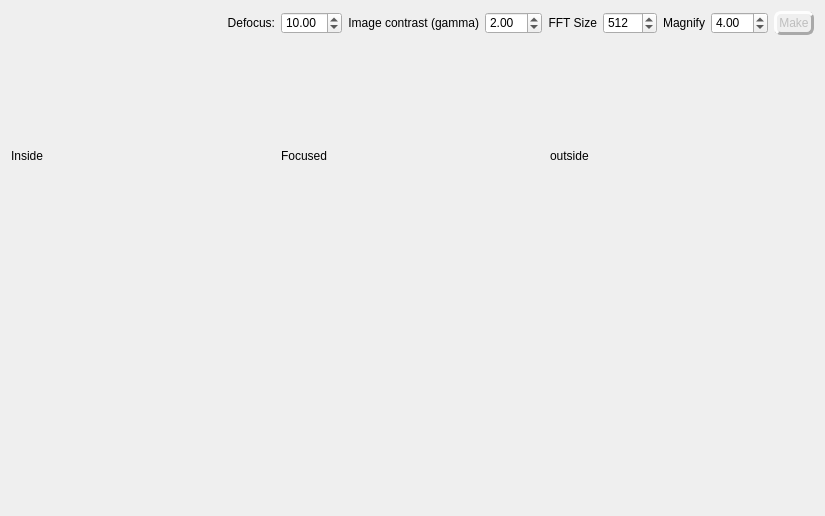
Qt form simulationsview.ui (githubdoe/DFTFringe) before a commit.
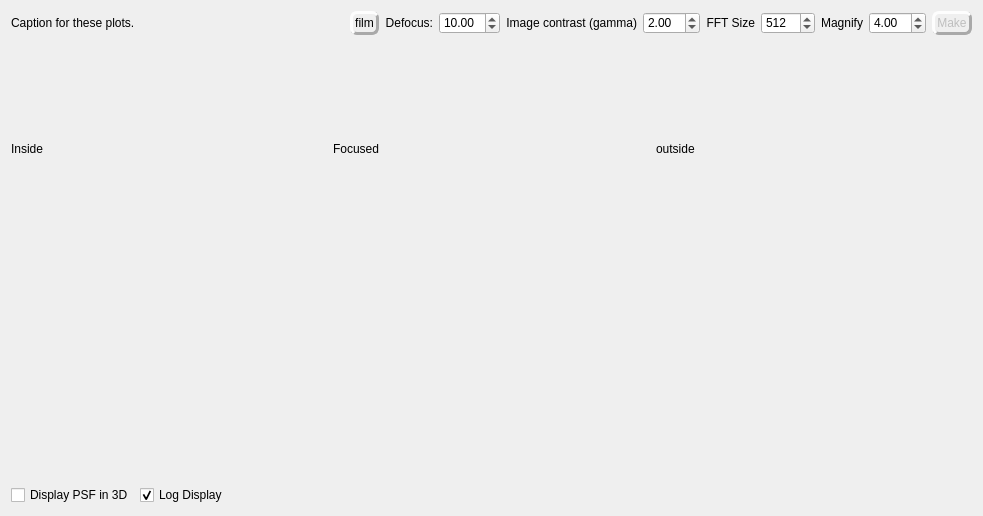
The same form after that commit. Custom widgets are drawn as their Qt base class.

What changed in the file:
```diff
--- a/simulationsview.ui
+++ b/simulationsview.ui
@@ -6,7 +6,7 @@
    <rect>
     <x>0</x>
     <y>0</y>
-    <width>825</width>
+    <width>828</width>
     <height>516</height>
    </rect>
   </property>
@@ -21,9 +21,16 @@
                         font: normal 12px;
                            padding: 2px; }</string>
   </property>
-  <layout class="QVBoxLayout" name="verticalLayout">
+  <layout class="QVBoxLayout" name="verticalLayout" stretch="1,100,100,1">
    <item>
     <layout class="QHBoxLayout" name="horizontalLayout">
+     <item>
+      <widget class="QLabel" name="caption">
+       <property name="text">
+        <string>Caption for these plots.                                                               </string>
+       </property>
+      </widget>
+     </item>
      <item>
       <spacer name="horizontalSpacer">
        <property name="orientation">
@@ -37,6 +44,13 @@
        </property>
       </spacer>
      </item>
+     <item>
+      <widget class="QPushButton" name="film">
+       <property name="text">
+        <string>film</string>
+       </property>
+      </widget>
+     </item>
      <item>
       <widget class="QLabel" name="label_2">
        <property name="text">
@@ -108,7 +122,7 @@
         <number>200</number>
        </property>
        <property name="maximum">
-        <number>3000</number>
+        <number>5000</number>
        </property>
        <property name="singleStep">
         <number>100</number>
@@ -211,6 +225,40 @@
      </item>
     </layout>
    </item>
+   <item>
+    <layout class="QHBoxLayout" name="horizontalLayout_2">
+     <item>
+      <widget class="QCheckBox" name="show3D">
+       <property name="text">
+        <string>Display PSF in 3D</string>
+       </property>
+      </widget>
+     </item>
+     <item>
+      <widget class="QCheckBox" name="doLog">
+       <property name="text">
+        <string>Log Display</string>
+       </property>
+       <property name="checked">
+        <bool>true</bool>
+       </property>
+      </widget>
+     </item>
+     <item>
+      <spacer name="horizontalSpacer_2">
+       <property name="orientation">
+        <enum>Qt::Horizontal</enum>
+       </property>
+       <property name="sizeHint" stdset="0">
+        <size>
+         <width>40</width>
+         <height>20</height>
+        </size>
+       </property>
+      </spacer>
+     </item>
+    </layout>
+   </item>
   </layout>
  </widget>
  <customwidgets>
```
Left out of the diff: 3 changed lines with no effect on the pictures.
